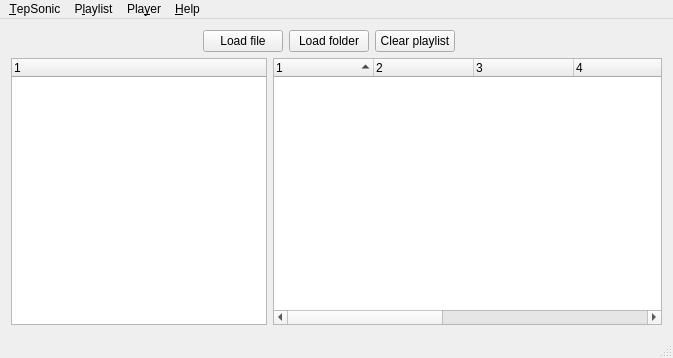
First picture: the form in mainwindow.ui, repository danvratil/TepSonic, before the edit.
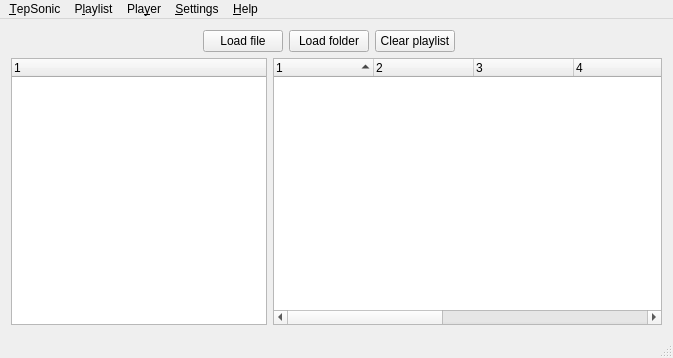
Second picture: the form after the edit. Icons and pictures are not drawn. Custom widgets are drawn as their Qt base class.

Commit message: Configuration dialog added, configuration saving/loading implemented

Patch:
```diff
--- a/mainwindow.ui
+++ b/mainwindow.ui
@@ -382,9 +382,16 @@
     <addaction name="separator"/>
     <addaction name="actionReport_a_bug"/>
    </widget>
+   <widget class="QMenu" name="menu_Settings">
+    <property name="title">
+     <string>&amp;Settings</string>
+    </property>
+    <addaction name="actionPreferences"/>
+   </widget>
    <addaction name="menu_TepSonic"/>
    <addaction name="menuPlaylist"/>
    <addaction name="menuPlayer"/>
+   <addaction name="menu_Settings"/>
    <addaction name="menuHelp"/>
   </widget>
   <widget class="QStatusBar" name="statusBar"/>
```
Left out of the diff: 5 changed lines with no effect on the pictures. The commit also changes 6 other files.
